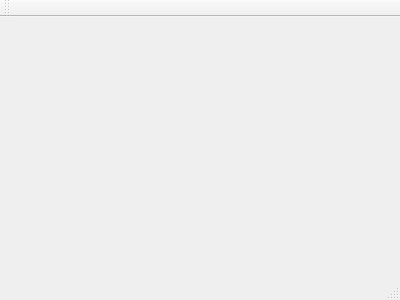
maciuk10/niducProjekt, file vpsserwer.ui: the form before one commit.
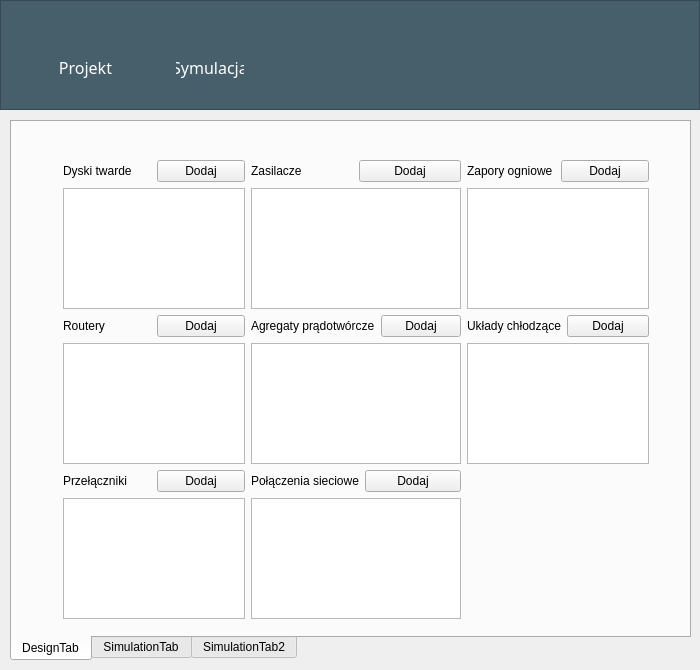
The form after the commit. Icons and pictures are not drawn.

```diff
--- a/vpsserwer.ui
+++ b/vpsserwer.ui
@@ -1,24 +1,396 @@
 <ui version="4.0">
  <class>VPSSerwer</class>
- <widget class="QMainWindow" name="VPSSerwer" >
-  <property name="geometry" >
+ <widget class="QMainWindow" name="VPSSerwer">
+  <property name="geometry">
    <rect>
     <x>0</x>
     <y>0</y>
-    <width>400</width>
-    <height>300</height>
+    <width>700</width>
+    <height>670</height>
    </rect>
   </property>
   <property name="windowTitle" >
    <string>VPSSerwer</string>
   </property>
-  <widget class="QMenuBar" name="menuBar" />
-  <widget class="QToolBar" name="mainToolBar" />
-  <widget class="QWidget" name="centralWidget" />
-  <widget class="QStatusBar" name="statusBar" />
+  <widget class="QWidget" name="centralWidget">
+   <widget class="QFrame" name="frame">
+    <property name="geometry">
+     <rect>
+      <x>0</x>
+      <y>0</y>
+      <width>700</width>
+      <height>110</height>
+     </rect>
+    </property>
+    <property name="styleSheet">
+     <string notr="true">background-color: rgb(71,95,107);</string>
+    </property>
+    <property name="frameShape">
+     <enum>QFrame::StyledPanel</enum>
+    </property>
+    <property name="frameShadow">
+     <enum>QFrame::Raised</enum>
+    </property>
+    <widget class="QWidget" name="layoutWidget">
+     <property name="geometry">
+      <rect>
+       <x>40</x>
+       <y>12</y>
+       <width>91</width>
+       <height>91</height>
+      </rect>
+     </property>
+     <layout class="QVBoxLayout" name="verticalLayout">
+      <item>
+       <widget class="QPushButton" name="designMenu">
+        <property name="styleSheet">
+         <string notr="true">border: none;</string>
+        </property>
+        <property name="text">
+         <string/>
+        </property>
+        <property name="icon">
+         <iconset resource="icons.qrc">
+          <normaloff>:/menuItems/sketch.png</normaloff>:/menuItems/sketch.png</iconset>
+        </property>
+        <property name="iconSize">
+         <size>
+          <width>50</width>
+          <height>50</height>
+         </size>
+        </property>
+        <property name="flat">
+         <bool>true</bool>
+        </property>
+       </widget>
+      </item>
+      <item>
+       <widget class="QLabel" name="label">
+        <property name="font">
+         <font>
+          <family>Athiti</family>
+          <pointsize>12</pointsize>
+         </font>
+        </property>
+        <property name="styleSheet">
+         <string notr="true">color: white;</string>
+        </property>
+        <property name="text">
+         <string>Projekt</string>
+        </property>
+        <property name="alignment">
+         <set>Qt::AlignCenter</set>
+        </property>
+       </widget>
+      </item>
+     </layout>
+    </widget>
+    <widget class="QWidget" name="layoutWidget">
+     <property name="geometry">
+      <rect>
+       <x>165</x>
+       <y>12</y>
+       <width>90</width>
+       <height>91</height>
+      </rect>
+     </property>
+     <layout class="QVBoxLayout" name="verticalLayout_2">
+      <item>
+       <widget class="QPushButton" name="simulationMenu">
+        <property name="styleSheet">
+         <string notr="true">border: none;</string>
+        </property>
+        <property name="text">
+         <string/>
+        </property>
+        <property name="icon">
+         <iconset resource="icons.qrc">
+          <normaloff>:/menuItems/search.png</normaloff>:/menuItems/search.png</iconset>
+        </property>
+        <property name="iconSize">
+         <size>
+          <width>50</width>
+          <height>50</height>
+         </size>
+        </property>
+        <property name="flat">
+         <bool>true</bool>
+        </property>
+       </widget>
+      </item>
+      <item>
+       <widget class="QLabel" name="label_2">
+        <property name="font">
+         <font>
+          <family>Athiti</family>
+          <pointsize>12</pointsize>
+         </font>
+        </property>
+        <property name="styleSheet">
+         <string notr="true">color: white;</string>
+        </property>
+        <property name="text">
+         <string>Symulacja</string>
+        </property>
+        <property name="alignment">
+         <set>Qt::AlignCenter</set>
+        </property>
+       </widget>
+      </item>
+     </layout>
+    </widget>
+   </widget>
+   <widget class="QTabWidget" name="tabWidget">
+    <property name="geometry">
+     <rect>
+      <x>10</x>
+      <y>120</y>
+      <width>681</width>
+      <height>541</height>
+     </rect>
+    </property>
+    <property name="tabPosition">
+     <enum>QTabWidget::South</enum>
+    </property>
+    <property name="tabShape">
+     <enum>QTabWidget::Rounded</enum>
+    </property>
+    <property name="currentIndex">
+     <number>0</number>
+    </property>
+    <widget class="QWidget" name="DesignTab">
+     <attribute name="title">
+      <string>DesignTab</string>
+     </attribute>
+     <widget class="QWidget" name="layoutWidget">
+      <property name="geometry">
+       <rect>
+        <x>40</x>
+        <y>27</y>
+        <width>608</width>
+        <height>481</height>
+       </rect>
+      </property>
+      <layout class="QGridLayout" name="gridLayout">
+       <item row="0" column="0">
+        <layout class="QVBoxLayout" name="verticalLayout_3">
+         <item>
+          <layout class="QHBoxLayout" name="horizontalLayout">
+           <item>
+            <widget class="QLabel" name="label_3">
+             <property name="text">
+              <string>Dyski twarde</string>
+             </property>
+            </widget>
+           </item>
+           <item>
+            <widget class="QPushButton" name="addHDD">
+             <property name="text">
+              <string>Dodaj</string>
+             </property>
+            </widget>
+           </item>
+          </layout>
+         </item>
+         <item>
+          <widget class="QListWidget" name="disks"/>
+         </item>
+        </layout>
+       </item>
+       <item row="0" column="1">
+        <layout class="QVBoxLayout" name="verticalLayout_4">
+         <item>
+          <layout class="QHBoxLayout" name="horizontalLayout_2">
+           <item>
+            <widget class="QLabel" name="label_7">
+             <property name="text">
+              <string>Zasilacze</string>
+             </property>
+            </widget>
+           </item>
+           <item>
+            <widget class="QPushButton" name="addPowerSupply">
+             <property name="text">
+              <string>Dodaj</string>
+             </property>
+            </widget>
+           </item>
+          </layout>
+         </item>
+         <item>
+          <widget class="QListWidget" name="powerSupplies"/>
+         </item>
+        </layout>
+       </item>
+       <item row="0" column="2">
+        <layout class="QVBoxLayout" name="verticalLayout_5">
+         <item>
+          <layout class="QHBoxLayout" name="horizontalLayout_3">
+           <item>
+            <widget class="QLabel" name="label_9">
+             <property name="text">
+              <string>Zapory ogniowe</string>
+             </property>
+            </widget>
+           </item>
+           <item>
+            <widget class="QPushButton" name="addFirewall">
+             <property name="text">
+              <string>Dodaj</string>
+             </property>
+            </widget>
+           </item>
+          </layout>
+         </item>
+         <item>
+          <widget class="QListWidget" name="firewalls"/>
+         </item>
+        </layout>
+       </item>
+       <item row="1" column="0">
+        <layout class="QVBoxLayout" name="verticalLayout_6">
+         <item>
+          <layout class="QHBoxLayout" name="horizontalLayout_4">
+           <item>
+            <widget class="QLabel" name="label_4">
+             <property name="text">
+              <string>Routery</string>
+             </property>
+            </widget>
+           </item>
+           <item>
+            <widget class="QPushButton" name="addRouter">
+             <property name="text">
+              <string>Dodaj</string>
+             </property>
+            </widget>
+           </item>
+          </layout>
+         </item>
+         <item>
+          <widget class="QListWidget" name="routers"/>
+         </item>
+        </layout>
+       </item>
+       <item row="1" column="1">
+        <layout class="QVBoxLayout" name="verticalLayout_7">
+         <item>
+          <layout class="QHBoxLayout" name="horizontalLayout_5">
+           <item>
+            <widget class="QLabel" name="label_6">
+             <property name="text">
+              <string>Agregaty prądotwórcze</string>
+             </property>
+            </widget>
+           </item>
+           <item>
+            <widget class="QPushButton" name="addPowerUnit">
+             <property name="text">
+              <string>Dodaj</string>
+             </property>
+            </widget>
+           </item>
+          </layout>
+         </item>
+         <item>
+          <widget class="QListWidget" name="powerUnits"/>
+         </item>
+        </layout>
+       </item>
+       <item row="1" column="2">
+        <layout class="QVBoxLayout" name="verticalLayout_8">
+         <item>
+          <layout class="QHBoxLayout" name="horizontalLayout_6">
+           <item>
+            <widget class="QLabel" name="label_10">
+             <property name="text">
+              <string>Układy chłodzące</string>
+             </property>
+            </widget>
+           </item>
+           <item>
+            <widget class="QPushButton" name="addCoolingSystem">
+             <property name="text">
+              <string>Dodaj</string>
+             </property>
+            </widget>
+           </item>
+          </layout>
+         </item>
+         <item>
+          <widget class="QListWidget" name="coolingSystems"/>
+         </item>
+        </layout>
+       </item>
+       <item row="2" column="0">
+        <layout class="QVBoxLayout" name="verticalLayout_9">
+         <item>
+          <layout class="QHBoxLayout" name="horizontalLayout_7">
+           <item>
+            <widget class="QLabel" name="label_8">
+             <property name="text">
+              <string>Przełączniki</string>
+             </property>
+            </widget>
+           </item>
+           <item>
+            <widget class="QPushButton" name="addSwitch">
+             <property name="text">
+              <string>Dodaj</string>
+             </property>
+            </widget>
+           </item>
+          </layout>
+         </item>
+         <item>
+          <widget class="QListWidget" name="switches"/>
+         </item>
+        </layout>
+       </item>
+       <item row="2" column="1">
+        <layout class="QVBoxLayout" name="verticalLayout_10">
+         <item>
+          <layout class="QHBoxLayout" name="horizontalLayout_8">
+           <item>
+            <widget class="QLabel" name="label_11">
+             <property name="text">
+              <string>Połączenia sieciowe</string>
+             </property>
+            </widget>
+           </item>
+           <item>
+            <widget class="QPushButton" name="addConnection">
+             <property name="text">
+              <string>Dodaj</string>
+             </property>
+            </widget>
+           </item>
+          </layout>
+         </item>
+         <item>
+          <widget class="QListWidget" name="connections"/>
+         </item>
+        </layout>
+       </item>
+      </layout>
+     </widget>
+    </widget>
+    <widget class="QWidget" name="SimulationTab">
+     <attribute name="title">
+      <string>SimulationTab</string>
+     </attribute>
+    </widget>
+    <widget class="QWidget" name="SimulationTab2">
+     <attribute name="title">
+      <string>SimulationTab2</string>
+     </attribute>
+    </widget>
+   </widget>
+  </widget>
  </widget>
- <layoutDefault spacing="6" margin="11" />
- <pixmapfunction></pixmapfunction>
- <resources/>
+ <layoutdefault spacing="6" margin="11"/>
+ <resources>
+  <include location="icons.qrc"/>
+ </resources>
  <connections/>
 </ui>
```
Left out of the diff: 5 changed lines with no effect on the pictures.
